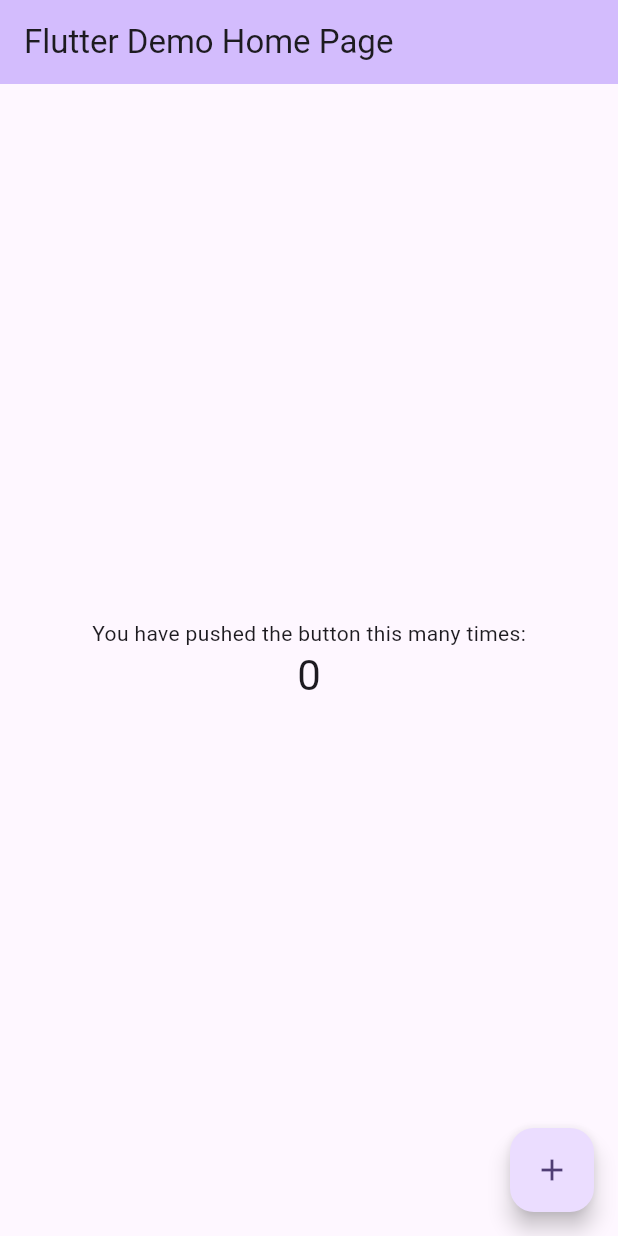
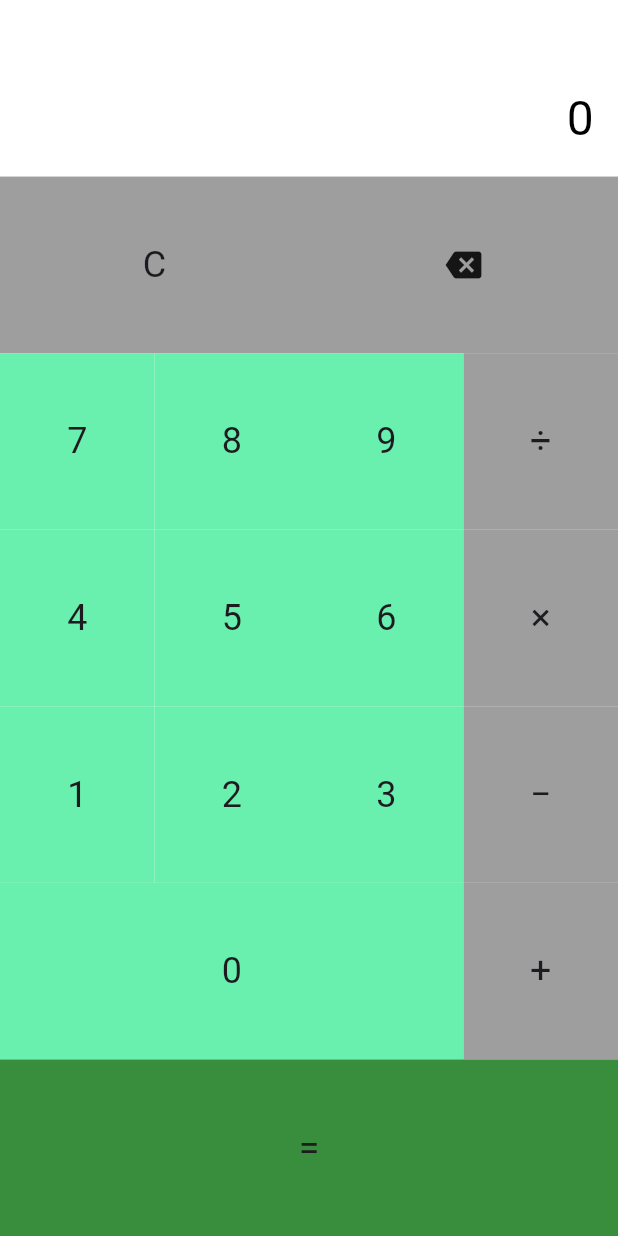
Before and after one commit to MacPom/midterm_640710734, a Flutter app: the screen it shows after launch, on a phone screen of 412 x 824 dp. Run offline on Flutter 3.47's test engine with Material 3 defaults, Android fonts, the phone set to English and light mode, and no system bars.

Commit message:
Add files via upload

```diff
--- a/lib/main.dart
+++ b/lib/main.dart
@@ -1,125 +1,221 @@
 import 'package:flutter/material.dart';
 
 void main() {
-  runApp(const MyApp());
+  runApp(CalculatorApp());
 }
 
-class MyApp extends StatelessWidget {
-  const MyApp({super.key});
-
-  // This widget is the root of your application.
+class CalculatorApp extends StatelessWidget {
   @override
   Widget build(BuildContext context) {
     return MaterialApp(
-      title: 'Flutter Demo',
-      theme: ThemeData(
-        // This is the theme of your application.
-        //
-        // TRY THIS: Try running your application with "flutter run". You'll see
-        // the application has a purple toolbar. Then, without quitting the app,
-        // try changing the seedColor in the colorScheme below to Colors.green
-        // and then invoke "hot reload" (save your changes or press the "hot
-        // reload" button in a Flutter-supported IDE, or press "r" if you used
-        // the command line to start the app).
-        //
-        // Notice that the counter didn't reset back to zero; the application
-        // state is not lost during the reload. To reset the state, use hot
-        // restart instead.
-        //
-        // This works for code too, not just values: Most code changes can be
-        // tested with just a hot reload.
-        colorScheme: ColorScheme.fromSeed(seedColor: Colors.deepPurple),
-        useMaterial3: true,
-      ),
-      home: const MyHomePage(title: 'Flutter Demo Home Page'),
+      home: CalculatorScreen(),
     );
   }
 }
 
-class MyHomePage extends StatefulWidget {
-  const MyHomePage({super.key, required this.title});
-
-  // This widget is the home page of your application. It is stateful, meaning
-  // that it has a State object (defined below) that contains fields that affect
-  // how it looks.
-
-  // This class is the configuration for the state. It holds the values (in this
-  // case the title) provided by the parent (in this case the App widget) and
-  // used by the build method of the State. Fields in a Widget subclass are
-  // always marked "final".
-
-  final String title;
-
+class CalculatorScreen extends StatefulWidget {
   @override
-  State<MyHomePage> createState() => _MyHomePageState();
+  _CalculatorScreenState createState() => _CalculatorScreenState();
 }
 
-class _MyHomePageState extends State<MyHomePage> {
-  int _counter = 0;
+class _CalculatorScreenState extends State<CalculatorScreen> {
+  String displayText = "0";
 
-  void _incrementCounter() {
+  static const addSign = "\u002B";
+  static const subtractSign = "\u2212";
+  static const multiplySign = "\u00D7";
+  static const divideSign = "\u00F7";
+  static const equalSign = "\u003D";
+
+  void updateDisplay(String value) {
     setState(() {
-      // This call to setState tells the Flutter framework that something has
-      // changed in this State, which causes it to rerun the build method below
-      // so that the display can reflect the updated values. If we changed
-      // _counter without calling setState(), then the build method would not be
-      // called again, and so nothing would appear to happen.
-      _counter++;
+      if (displayText == "0" || displayText == "Error") {
+        displayText = value;
+      } else {
+        displayText += value;
+      }
+    });
+  }
+
+  void clearDisplay() {
+    setState(() {
+      displayText = "0";
+    });
+  }
+
+  void backspace() {
+    setState(() {
+      if (displayText.length > 1) {
+        displayText = displayText.substring(0, displayText.length - 1);
+      } else {
+        displayText = "0";
+      }
+    });
+  }
+
+  void calculateResult() {
+    setState(() {
+      displayText = "0";
     });
   }
 
   @override
   Widget build(BuildContext context) {
-    // This method is rerun every time setState is called, for instance as done
-    // by the _incrementCounter method above.
-    //
-    // The Flutter framework has been optimized to make rerunning build methods
-    // fast, so that you can just rebuild anything that needs updating rather
-    // than having to individually change instances of widgets.
     return Scaffold(
-      appBar: AppBar(
-        // TRY THIS: Try changing the color here to a specific color (to
-        // Colors.amber, perhaps?) and trigger a hot reload to see the AppBar
-        // change color while the other colors stay the same.
-        backgroundColor: Theme.of(context).colorScheme.inversePrimary,
-        // Here we take the value from the MyHomePage object that was created by
-        // the App.build method, and use it to set our appbar title.
-        title: Text(widget.title),
+      appBar: null,
+      body: Column(
+        crossAxisAlignment: CrossAxisAlignment.stretch,
+        children: [
+          Expanded(
+            child: Container(
+              color: Colors.white,
+              padding: EdgeInsets.all(16.0),
+              child: Align(
+                alignment: Alignment.bottomRight,
+                child: Text(
+                  displayText,
+                  style: TextStyle(
+                    fontSize: 32.0,
+                    color: Colors.black,
+                  ),
+                ),
+              ),
+            ),
+          ),
+          buildRow([clearButton(), backspaceButton()]),
+          buildRow([
+            numberButton("7"),
+            numberButton("8"),
+            numberButton("9"),
+            operatorButton(divideSign)
+          ]),
+          buildRow([
+            numberButton("4"),
+            numberButton("5"),
+            numberButton("6"),
+            operatorButton(multiplySign)
+          ]),
+          buildRow([
+            numberButton("1"),
+            numberButton("2"),
+            numberButton("3"),
+            operatorButton(subtractSign)
+          ]),
+          buildRow([numberButton("0"), operatorButton(addSign)]),
+          buildRow([operatorButton(equalSign)]),
+        ],
       ),
-      body: Center(
-        // Center is a layout widget. It takes a single child and positions it
-        // in the middle of the parent.
-        child: Column(
-          // Column is also a layout widget. It takes a list of children and
-          // arranges them vertically. By default, it sizes itself to fit its
-          // children horizontally, and tries to be as tall as its parent.
-          //
-          // Column has various properties to control how it sizes itself and
-          // how it positions its children. Here we use mainAxisAlignment to
-          // center the children vertically; the main axis here is the vertical
-          // axis because Columns are vertical (the cross axis would be
-          // horizontal).
-          //
-          // TRY THIS: Invoke "debug painting" (choose the "Toggle Debug Paint"
-          // action in the IDE, or press "p" in the console), to see the
-          // wireframe for each widget.
-          mainAxisAlignment: MainAxisAlignment.center,
-          children: <Widget>[
-            const Text(
-              'You have pushed the button this many times:',
+    );
+  }
+
+  Widget buildRow(List<Widget> buttons) {
+    return Expanded(
+      child: Row(
+        crossAxisAlignment: CrossAxisAlignment.stretch,
+        children: buttons,
+      ),
+    );
+  }
+
+  Widget numberButton(String value) {
+    return value == "0"
+        ? Flexible(
+            flex: 3,
+            child: FractionallySizedBox(
+              widthFactor: 1.0,
+              child: GestureDetector(
+                onTap: () => updateDisplay(value),
+                child: Container(
+                  color: Colors.greenAccent,
+                  child: Center(
+                    child: Text(
+                      value,
+                      style: TextStyle(fontSize: 24.0),
+                    ),
+                  ),
+                ),
+              ),
             ),
-            Text(
-              '$_counter',
-              style: Theme.of(context).textTheme.headlineMedium,
+          )
+        : Flexible(
+            child: FractionallySizedBox(
+              widthFactor: 1.0,
+              child: GestureDetector(
+                onTap: () => updateDisplay(value),
+                child: Container(
+                  color: Colors.greenAccent,
+                  child: Center(
+                    child: Text(
+                      value,
+                      style: TextStyle(fontSize: 24.0),
+                    ),
+                  ),
+                ),
+              ),
             ),
-          ],
+          );
+  }
+
+  Widget operatorButton(String value) {
+    return Flexible(
+      child: FractionallySizedBox(
+        widthFactor: 1.0,
+        child: GestureDetector(
+          onTap: () {
+            if (value == equalSign) {
+              calculateResult();
+            } else {
+              updateDisplay(value);
+            }
+          },
+          child: Container(
+            color: value == equalSign ? Colors.green[700] : Colors.grey,
+            child: Center(
+              child: Text(
+                value,
+                style: TextStyle(fontSize: 25.0),
+              ),
+            ),
+          ),
         ),
       ),
-      floatingActionButton: FloatingActionButton(
-        onPressed: _incrementCounter,
-        tooltip: 'Increment',
-        child: const Icon(Icons.add),
-      ), // This trailing comma makes auto-formatting nicer for build methods.
+    );
+  }
+
+  Widget clearButton() {
+    return Flexible(
+      child: FractionallySizedBox(
+        widthFactor: 1.0,
+        child: GestureDetector(
+          onTap: clearDisplay,
+          child: Container(
+            color: Colors.grey,
+            child: Center(
+              child: Text(
+                "C",
+                style: TextStyle(fontSize: 24.0),
+              ),
+            ),
+          ),
+        ),
+      ),
+    );
+  }
+
+  Widget backspaceButton() {
+    return Flexible(
+      child: FractionallySizedBox(
+        widthFactor: 1.0,
+        child: GestureDetector(
+          onTap: () => backspace(),
+          child: Container(
+            color: Colors.grey,
+            child: Center(
+              child: Icon(Icons.backspace),
+            ),
+          ),
+        ),
+      ),
     );
   }
 }
```
